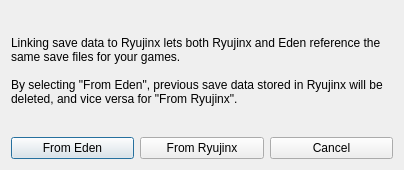
Above: src/yuzu/ryujinx_dialog.ui from ddddng/Lichii before the change. Below: the same form after it.
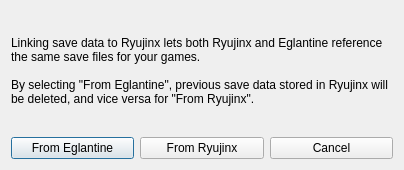
That is the form after the change.

```diff
--- a/src/yuzu/ryujinx_dialog.ui
+++ b/src/yuzu/ryujinx_dialog.ui
@@ -23,9 +23,9 @@
       </sizepolicy>
      </property>
      <property name="text">
-      <string>Linking save data to Ryujinx lets both Ryujinx and Eden reference the same save files for your games.
+      <string>Linking save data to Ryujinx lets both Ryujinx and Eglantine reference the same save files for your games.
 
-By selecting &quot;From Eden&quot;, previous save data stored in Ryujinx will be deleted, and vice versa for &quot;From Ryujinx&quot;.</string>
+By selecting &quot;From Eglantine&quot;, previous save data stored in Ryujinx will be deleted, and vice versa for &quot;From Ryujinx&quot;.</string>
      </property>
      <property name="wordWrap">
       <bool>true</bool>
@@ -37,7 +37,7 @@
      <item>
       <widget class="QPushButton" name="eden">
        <property name="text">
-        <string>From Eden</string>
+      <string>From Eglantine</string>
        </property>
       </widget>
      </item>
```
